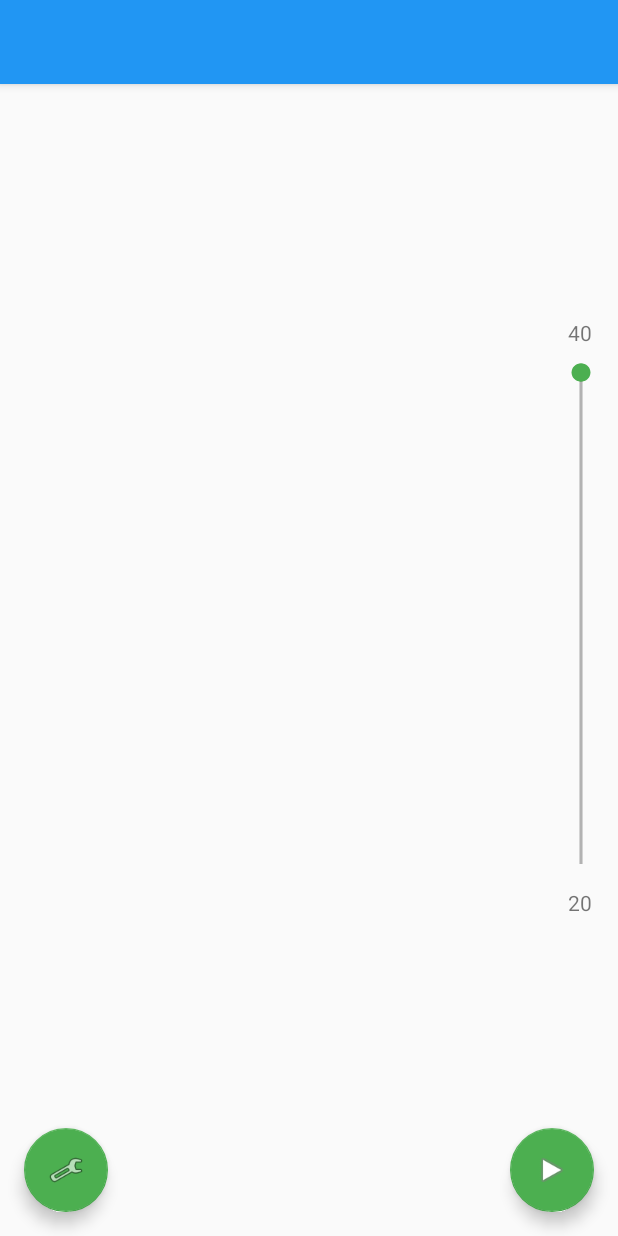
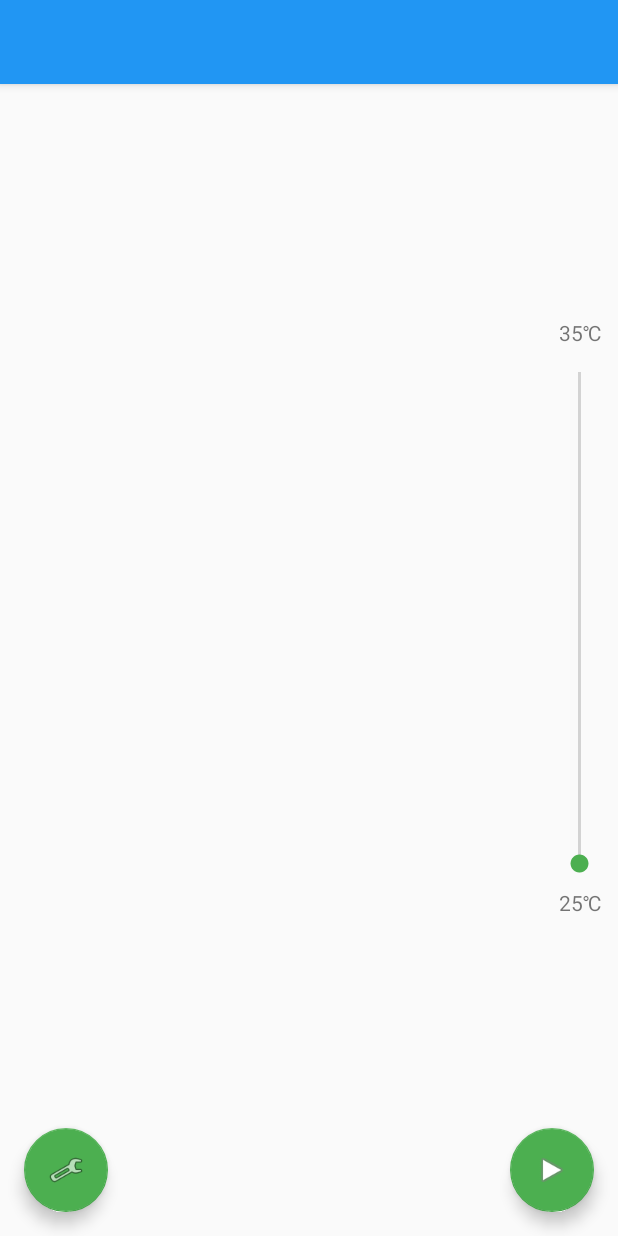
Before and after one commit to MobMonRob/Strand-Zaubertrick-mit-Waermebildkamera-Studien, an Android app: the screen it shows after launch (MainActivity), on a phone screen of 412 x 824 dp. Run offline under Robolectric (Android 15) with nearby library versions, the phone set to English and light mode, and no system bars; libraries missing offline, so code that uses them is left out: com.flir.flironesdk; 3 statements that could not run were skipped.

Commit message:
Fix temperature selection

```diff
--- a/app/app/src/main/res/layout/activity_main.xml
+++ b/app/app/src/main/res/layout/activity_main.xml
@@ -46,12 +46,11 @@
         app:backgroundTint="@color/colorAccent"
         app:srcCompat="@android:drawable/ic_menu_preferences" />
 
-    <SeekBar
-        android:id="@+id/temperature_select"
-        android:layout_width="360dp"
-        android:layout_height="20dp"
-        android:layout_gravity="center_vertical|end"
-        android:layout_marginEnd="-155dp"
-        android:rotation="90" />
+    <TextView
+        android:id="@+id/current_temperature"
+        android:layout_width="wrap_content"
+        android:layout_height="wrap_content"
+        android:layout_gravity="start|top"
+        android:layout_marginTop="64dp" />
 
 </androidx.coordinatorlayout.widget.CoordinatorLayout>
--- a/app/app/src/main/res/layout/temperature_selection.xml
+++ b/app/app/src/main/res/layout/temperature_selection.xml
@@ -8,7 +8,7 @@
         android:id="@+id/max_temperature"
         android:layout_width="match_parent"
         android:layout_height="20dp"
-        android:text="40"
+        android:text="@string/temperature_max_value"
         android:textAlignment="center" />
 
     <SeekBar
@@ -16,13 +16,13 @@
         android:layout_width="360dp"
         android:layout_height="360dp"
         android:layout_marginStart="-155dp"
-        android:rotation="90" />
+        android:rotation="270" />
 
     <TextView
         android:id="@+id/min_temperature"
         android:layout_width="match_parent"
         android:layout_height="20dp"
-        android:text="20"
+        android:text="@string/temperature_min_value"
         android:textAlignment="center" />
 
 </LinearLayout>
--- a/app/app/src/main/res/values/strings.xml
+++ b/app/app/src/main/res/values/strings.xml
@@ -9,4 +9,7 @@
     <string name="server_port_label">Server Port</string>
     <string name="save_settings">Save</string>
     <string name="temperature_value_key">temperature</string>
+    <string name="temperature_current_value">%1$d℃</string>
+    <string name="temperature_min_value">25℃</string>
+    <string name="temperature_max_value">35℃</string>
 </resources>
```
